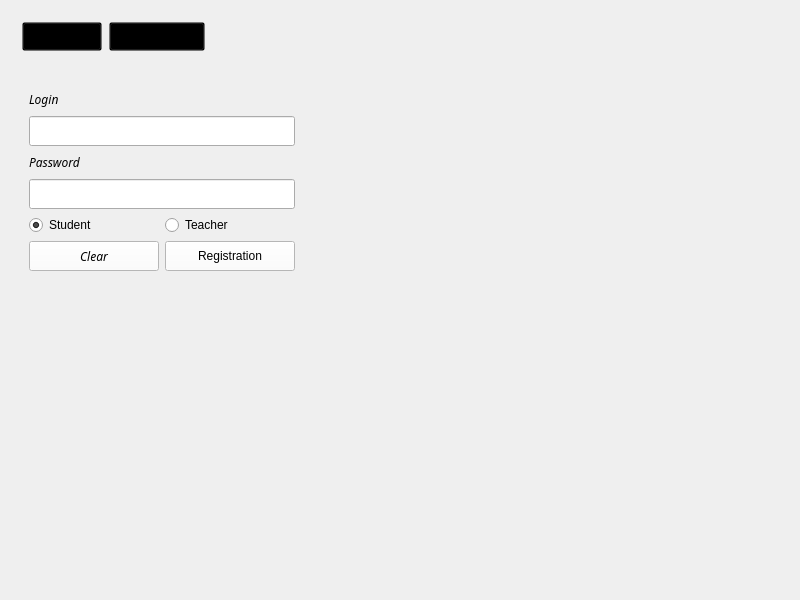
pr2026/CppCraftClient, file ui/loginpage.ui: the form before one commit.
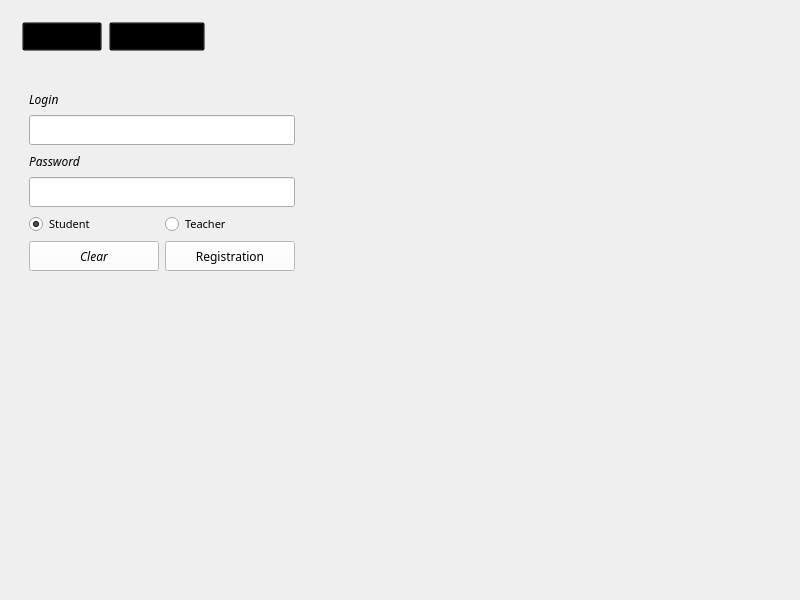
The form after the commit. The open tabs and pages were chosen to show the change.

The edit to the form file:
```diff
--- a/ui/loginpage.ui
+++ b/ui/loginpage.ui
@@ -351,6 +351,12 @@
          <layout class="QHBoxLayout" name="roleButtons">
           <item>
            <widget class="QRadioButton" name="studentButton">
+            <property name="font">
+             <font>
+              <family>Century Gothic</family>
+              <pointsize>8</pointsize>
+             </font>
+            </property>
             <property name="text">
              <string>Student</string>
             </property>
@@ -361,6 +367,12 @@
           </item>
           <item>
            <widget class="QRadioButton" name="teacherButton">
+            <property name="font">
+             <font>
+              <family>Century Gothic</family>
+              <pointsize>8</pointsize>
+             </font>
+            </property>
             <property name="text">
              <string>Teacher</string>
             </property>
@@ -415,6 +427,11 @@
               <height>30</height>
              </size>
             </property>
+            <property name="font">
+             <font>
+              <family>Century Gothic</family>
+             </font>
+            </property>
             <property name="styleSheet">
              <string notr="true">background-color: rgb(255, 255, 255)</string>
             </property>
```
